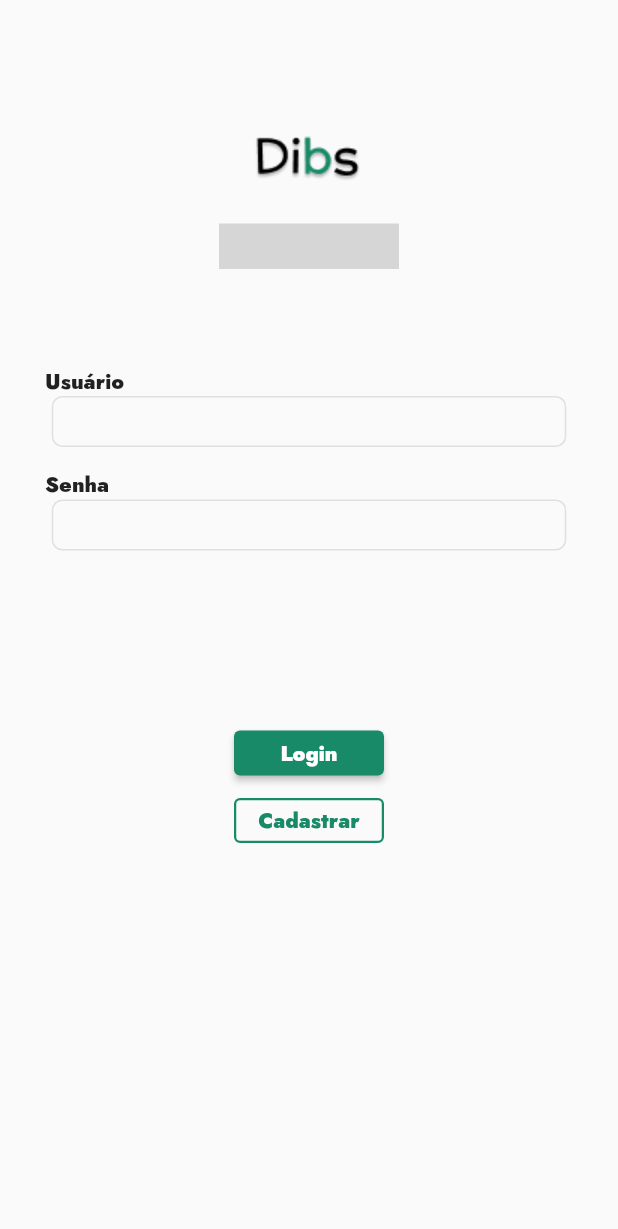
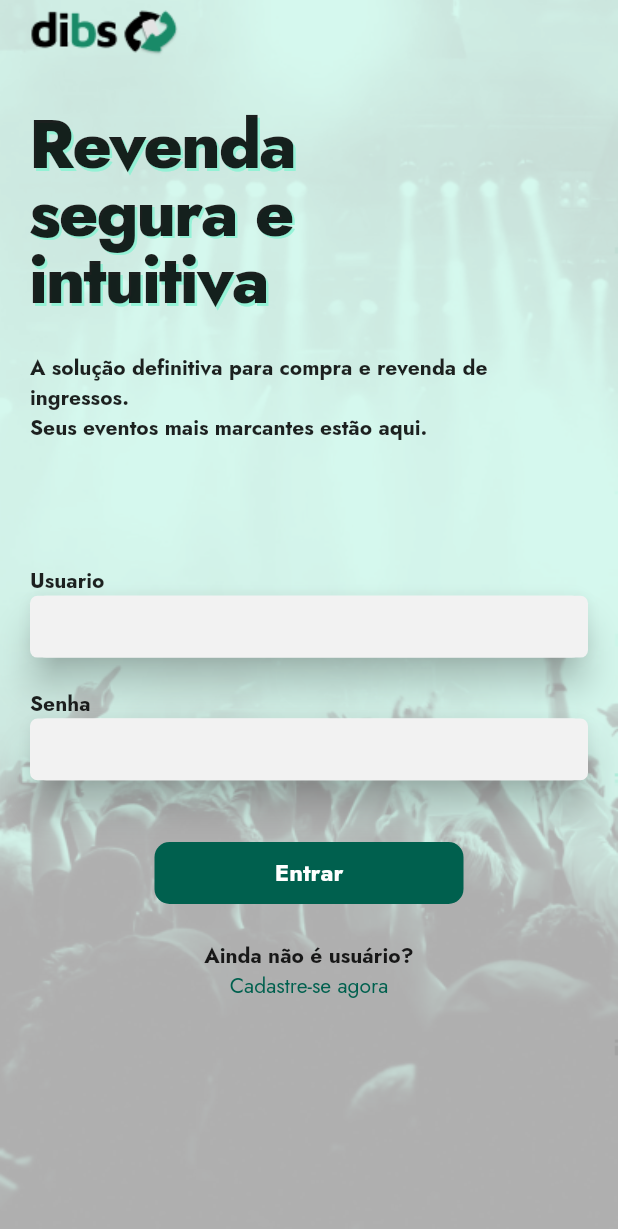
Before and after one commit to MatheusAGomes/dibs, a Flutter app: the SignInScreen screen opened by its route, on a phone screen of 412 x 824 dp. Shown: the top 1229 px of the screen. Run offline on Flutter 3.47's test engine with Material 2 defaults, Android fonts, the phone set to English and light mode, and no system bars; drawn by our look-alikes of animated_toggle_switch, loader_overlay; our stand-ins replace dio, fluttertoast, google_fonts, jwt_decoder, pretty_dio_logger, qr_flutter and 2 more; missing offline and left inert: validatorless; accounts and stored records are empty; generated files the repository leaves out were written again; project files that could hold a hidden picture were left out; grey boxes are pictures that could not be loaded.

Commit message:
tela de login

```diff
--- a/lib/public/auth/auth_screen.dart
+++ b/lib/public/auth/auth_screen.dart
@@ -37,8 +37,9 @@ class _AuthScreenState extends State<AuthScreen> {
           if (auth.estaAutenticado) {
             return SignInScreen();
           } else {
-            return EstruturasScreen();
+           // return EstruturasScreen();
             // return MainEmpresa();
+            return SignInScreen();
           }
         }
       },
--- a/lib/public/auth/signin.dart
+++ b/lib/public/auth/signin.dart
@@ -1,6 +1,7 @@
 import 'package:animated_toggle_switch/animated_toggle_switch.dart';
 import 'package:dio/dio.dart';
 import 'package:flutter/material.dart';
+import 'package:flutter/services.dart';
 import 'package:provider/provider.dart';
 import 'package:validatorless/validatorless.dart';
 
@@ -10,6 +11,7 @@ import '../../../shared/routes/routes.dart';
 import '../../../shared/service/colorService.dart';
 import '../../../shared/store.dart';
 import '../../models/auth.dart';
+import '../../widget/textfieldpadrao.dart';
 
 class SignInScreen extends StatefulWidget {
   SignInScreen({Key? key}) : super(key: key);
@@ -32,157 +34,153 @@ class _SignInScreenState extends State<SignInScreen> {
   @override
   Widget build(BuildContext context) {
     return Scaffold(
-      resizeToAvoidBottomInset: false,
-      body: Padding(
-        padding: const EdgeInsets.symmetric(horizontal: 20),
-        child: Column(children: [
-          SizedBox(
-            height: 80,
+      body: Container(
+        height: MediaQuery.of(context).size.height,
+        width: MediaQuery.of(context).size.width,
+        decoration: BoxDecoration(
+          image: DecorationImage(
+            colorFilter:
+                ColorFilter.mode(Color(0xff7EF4D1), BlendMode.modulate),
+            image: AssetImage("assets/images/loginPageImage.png"),
+            fit: BoxFit.cover,
           ),
-          Center(
-            child: Image.asset('assets/images/logoDibs.png'),
+        ),
+        child: SafeArea(
+          child: Padding(
+            padding: EdgeInsets.symmetric(horizontal: 20),
+            child: SingleChildScrollView(
+              child: Column(
+                crossAxisAlignment: CrossAxisAlignment.start,
+                children: [
+                  Row(
+                    children: [Image.asset("assets/images/Dibs logo.png")],
                   ),
                   SizedBox(
-            height: 23,
-          ),
-          AnimatedToggleSwitch<int>.size(
-            current: value,
-            values: [0, 1],
-            height: 30,
-            indicatorSize: Size(130, 50),
-            indicatorColor: Colors.white,
-            innerColor: Colors.grey.shade300,
-            customIconBuilder: (context, local, global) {
-              if (local.value == 0)
-                return Row(
-                  mainAxisAlignment: MainAxisAlignment.center,
-                  children: [
-                    Text('Cliente',
-                        style: TextStyle(fontWeight: FontWeight.w500)),
-                  ],
-                );
-              else
-                return Row(
-                  mainAxisAlignment: MainAxisAlignment.center,
-                  children: [
-                    Text('Empresa',
-                        style: TextStyle(fontWeight: FontWeight.w500)),
-                  ],
-                );
-            },
-            indicatorBorderRadius: BorderRadius.circular(7),
-            borderColor:
-                value.isEven ? Colors.grey.shade300 : Colors.grey.shade300,
-            borderRadius: BorderRadiusDirectional.circular(9),
-            //colorBuilder: (i) => i.isEven ? Colors.grey : Colors.grey,
-            onChanged: (i) => setState(() => value = i),
+                    height: MediaQuery.of(context).size.height * 0.05,
                   ),
                   SizedBox(
-            height: 65,
+                    width: MediaQuery.of(context).size.width * 0.6,
+                    child: Text(
+                      'Revenda segura e intuitiva',
+                      style: TextStyle(
+                          height: 1,
+                          fontWeight: FontWeight.w800,
+                          fontSize: 45,
+                          letterSpacing: -1.41,
+                          shadows: <Shadow>[
+                            Shadow(
+                                offset: Offset(1.5, 1.5),
+                                color: Color.fromRGBO(126, 244, 209, 0.72))
+                          ]),
                     ),
-          Padding(
-            padding: const EdgeInsets.symmetric(horizontal: 10),
-            child: Column(
-              children: [
+                  ),
+                  SizedBox(
+                    height: MediaQuery.of(context).size.width * 0.05,
+                  ),
+                  SizedBox(
+                    width: MediaQuery.of(context).size.width * 0.8,
+                    child: Text(
+                      'A solução definitiva para compra e revenda de ingressos.\nSeus eventos mais marcantes estão aqui.',
+                      style: TextStyle(fontWeight: FontWeight.bold),
+                    ),
+                  ),
+                  SizedBox(
+                    height: MediaQuery.of(context).size.height * 0.1,
+                  ),
                   Row(
                     children: [
                       Text(
-                      'Usuário',
-                      style: TextStyle(fontWeight: FontWeight.w900),
-                    ),
+                        'Usuario',
+                        style: TextStyle(fontWeight: FontWeight.bold),
+                      )
                     ],
                   ),
-                Container(
-                  height: 34,
-                  width: 343,
-                  child: TextFormField(
-                    cursorColor: Colors.grey,
-                    controller: usuarioController,
-                    decoration: InputDecoration(
-                      contentPadding:
-                          EdgeInsets.symmetric(vertical: 0, horizontal: 10),
-                      enabledBorder: OutlineInputBorder(
-                          borderRadius: BorderRadius.circular(7),
-                          borderSide: BorderSide(
-                              width: 1, color: Colors.grey.shade300)),
-                      focusedBorder: OutlineInputBorder(
-                          borderRadius: BorderRadius.circular(7),
-                          borderSide: BorderSide(width: 1, color: Colors.grey)),
+                  SizedBox(
+                    height: MediaQuery.of(context).size.height * 0.05,
+                    child: Material(
+                      elevation: 10.0,
+                      borderRadius: BorderRadius.circular(11),
+                      child: TextFieldPadrao(
+                        click: () {},
+                        enable: true,
+                        filled: true,
                       ),
                     ),
                   ),
                   SizedBox(
-                  height: 15,
+                    height: MediaQuery.of(context).size.width * 0.05,
                   ),
                   Row(
                     children: [
                       Text(
                         'Senha',
-                      style: TextStyle(fontWeight: FontWeight.w900),
-                    ),
+                        style: TextStyle(fontWeight: FontWeight.bold),
+                      )
                     ],
                   ),
-                Container(
-                  height: 34,
-                  width: 343,
-                  child: TextFormField(
-                    cursorColor: Colors.grey,
-                    controller: senhaController,
-                    decoration: InputDecoration(
-                      contentPadding:
-                          EdgeInsets.symmetric(vertical: 0, horizontal: 10),
-                      enabledBorder: OutlineInputBorder(
-                          borderRadius: BorderRadius.circular(7),
-                          borderSide: BorderSide(
-                              width: 1, color: Colors.grey.shade300)),
-                      focusedBorder: OutlineInputBorder(
-                          borderRadius: BorderRadius.circular(7),
-                          borderSide: BorderSide(width: 1, color: Colors.grey)),
+                  SizedBox(
+                    height: MediaQuery.of(context).size.height * 0.05,
+                    child: Material(
+                      elevation: 10.0,
+                      borderRadius: BorderRadius.circular(11),
+                      child: TextFieldPadrao(
+                        click: () {},
+                        enable: true,
+                        filled: true,
                       ),
                     ),
                   ),
                   SizedBox(
-                  height: 120,
+                    height: MediaQuery.of(context).size.height * 0.05,
                   ),
-                SizedBox(
-                  width: 100,
-                  height: 30,
-                  child: ElevatedButton(
-                    onPressed: () {},
+                  Center(
+                    child: InkWell(
+                      child: Container(
+                        child: Center(
                           child: Text(
-                      'Login',
-                      style: TextStyle(fontWeight: FontWeight.w900),
+                            'Entrar',
+                            style: TextStyle(
+                                color: Colors.white,
+                                fontWeight: FontWeight.bold,
+                                fontSize: 16),
                           ),
-                    style: ButtonStyle(
-                      backgroundColor: MaterialStatePropertyAll<Color>(
-                        Color(0XFF198A68),
                         ),
+                        decoration: BoxDecoration(
+                          borderRadius: BorderRadius.circular(10),
+                          color: ColorService.verde,
+                        ),
+                        height: MediaQuery.of(context).size.height * 0.05,
+                        width: MediaQuery.of(context).size.width * 0.5,
                       ),
                     ),
                   ),
                   SizedBox(
-                  height: 15,
+                    height: MediaQuery.of(context).size.height * 0.03,
                   ),
-                SizedBox(
-                  width: 100,
-                  height: 30,
-                  child: OutlinedButton(
-                    onPressed: () {},
+                  Center(
+                    child: Column(
+                      mainAxisAlignment: MainAxisAlignment.center,
+                      crossAxisAlignment: CrossAxisAlignment.center,
+                      children: [
+                        Text(
+                          'Ainda não é usuário?',
+                          style: TextStyle(fontWeight: FontWeight.bold),
+                        ),
+                        InkWell(
+                          onTap: () {},
                           child: Text(
-                      'Cadastrar',
-                      style: TextStyle(
-                          fontWeight: FontWeight.w900,
-                          color: Color(0XFF198A68)),
-                    ),
-                    style: OutlinedButton.styleFrom(
-                      side: BorderSide(width: 1.5, color: Color(0XFF198A68)),
-                    ),
+                            'Cadastre-se agora',
+                            style: TextStyle(color: ColorService.verde),
                           ),
                         )
                       ],
                     ),
                   ),
-        ]),
+                ],
+              ),
+            ),
+          ),
+        ),
       ),
     );
   }
--- a/lib/widget/textfieldpadrao.dart
+++ b/lib/widget/textfieldpadrao.dart
@@ -2,7 +2,6 @@ import 'package:flutter/material.dart';
 import 'package:flutter/services.dart';
 
 import '../shared/service/colorService.dart';
-
 
 class TextFieldPadrao extends StatefulWidget {
   final Key? textFormFildKey;
@@ -25,8 +24,10 @@ class TextFieldPadrao extends StatefulWidget {
   final bool? enable;
   List<TextInputFormatter>? inputFormatter;
   final bool? semMensagem;
-  TextFieldPadrao({
-    this.textFormFildKey,
+  final bool? filled;
+
+  TextFieldPadrao(
+      {this.textFormFildKey,
       this.hintText,
       this.prefixIcon,
       this.suffixIcon,
@@ -45,8 +46,8 @@ class TextFieldPadrao extends StatefulWidget {
       this.maxlength,
       this.enable,
       this.inputFormatter,
-    this.semMensagem
-  });
+      this.filled,
+      this.semMensagem});
 
   @override
   State<TextFieldPadrao> createState() => _TextFieldPadraoState();
@@ -55,8 +56,6 @@ class TextFieldPadrao extends StatefulWidget {
 class _TextFieldPadraoState extends State<TextFieldPadrao> {
   @override
   Widget build(BuildContext context) {
-
-
     return TextFormField(
       inputFormatters: widget.inputFormatter,
       enabled: widget.enable,
@@ -76,9 +75,11 @@ class _TextFieldPadraoState extends State<TextFieldPadrao> {
       keyboardType: widget.keyboardtype,
       style: TextStyle(fontSize: widget.fontSize),
       decoration: InputDecoration(
-        isDense:  widget.semMensagem != null ? widget.semMensagem : false ,
-        errorStyle: widget.semMensagem != null ? TextStyle(height: 0.01, color: Colors.transparent) : TextStyle(height: 0),
-        filled: widget.enable == false ? true : false,
+        isDense: widget.semMensagem != null ? widget.semMensagem : false,
+        errorStyle: widget.semMensagem != null
+            ? TextStyle(height: 0.01, color: Colors.transparent)
+            : TextStyle(height: 0),
+        filled: widget.filled,
         fillColor: const Color(0xfff2f2f2),
         counterText: "",
         floatingLabelAlignment: FloatingLabelAlignment.center,
@@ -100,7 +101,7 @@ class _TextFieldPadraoState extends State<TextFieldPadrao> {
         hintStyle: const TextStyle(color: Colors.grey),
         enabledBorder: OutlineInputBorder(
             borderRadius: BorderRadius.circular(5),
-            borderSide: BorderSide(width: 1, color: ColorService.cinza)),
+            borderSide: BorderSide(width: 1, color: Colors.transparent)),
         focusedBorder: OutlineInputBorder(
             borderRadius: BorderRadius.circular(5),
             borderSide: BorderSide(width: 1, color: ColorService.azul)),
```
Also changed, not shown: lib/widget/textField.dart (deleted, +0 -113 lines), assets/images/Dibs logo.png (added), assets/images/loginPageImage.png (added). Lines whose indentation alone changed are shown as unchanged.
